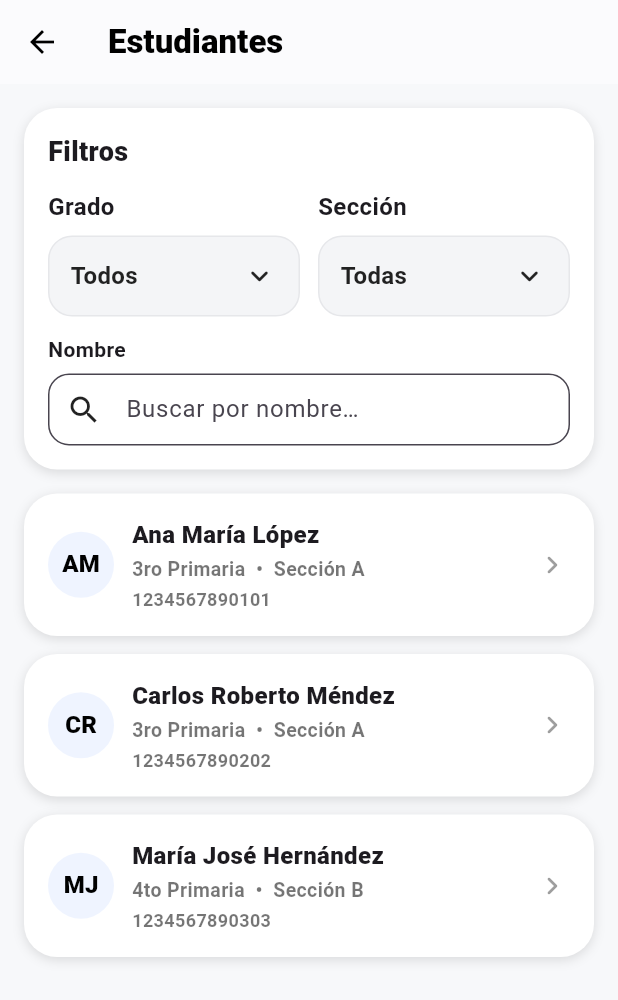
After one commit to ruuig/anunciacion, a Flutter app: the StudentsPage screen opened directly, on a phone screen of 412 x 824 dp. The commit adds this screen. Shown: the top 1000 px of the screen. Run offline on Flutter 3.47's test engine with Material 3 defaults, Android fonts, the phone set to English and light mode, and no system bars; our stand-ins replace equatable, flutter_riverpod, google_fonts; missing offline and left inert: mobile_scanner, postgres; network calls fail.

Commit message:
panel estudiantes

```diff
--- /dev/null
+++ b/lib/src/presentation/screens/StudentsPage.dart
@@ -0,0 +1,559 @@
+import 'package:flutter/material.dart';
+import '../widgets/app_card.dart';
+import '../widgets/select_field.dart';
+import '../widgets/input_field.dart';
+import '../widgets/empty_state.dart';
+import '../widgets/black_button.dart';
+
+class StudentsPage extends StatefulWidget {
+  const StudentsPage({super.key});
+
+  @override
+  State<StudentsPage> createState() => _StudentsPageState();
+}
+
+class _StudentsPageState extends State<StudentsPage> {
+  // Catálogos (conéctalo a tu backend)
+  final grades = const [
+    '1ro Primaria',
+    '2do Primaria',
+    '3ro Primaria',
+    '4to Primaria',
+    '5to Primaria',
+    '6to Primaria'
+  ];
+  final sections = const ['A', 'B', 'C'];
+
+  // Filtros
+  String? selectedGrade;
+  String? selectedSection;
+  String? searchName; // input de texto
+
+  // Mock de estudiantes (conecta a tu repo)
+  final List<Student> _all = [
+    Student(
+      id: 1,
+      cui: '1234567890101',
+      nombre: 'Ana María López',
+      fechaNacimiento: DateTime(2015, 3, 10),
+      genero: 'Femenino',
+      direccion: 'Col. San Miguel #34',
+      telefono: '5551-2233',
+      email: 'ana.lopez@mail.com',
+      grado: '3ro Primaria',
+      seccion: 'A',
+      fechaInscripcion: DateTime(2024, 1, 5),
+      estado: 'activo',
+      madreNombre: 'María López',
+      madreTelefono: '5556-7788',
+      padreNombre: 'Carlos López',
+      padreTelefono: '5559-9911',
+      encargadoNombre: 'Tía: Sofía García',
+      encargadoTelefono: '5550-1122',
+    ),
+    Student(
+      id: 2,
+      cui: '1234567890202',
+      nombre: 'Carlos Roberto Méndez',
+      fechaNacimiento: DateTime(2014, 11, 22),
+      genero: 'Masculino',
+      direccion: 'Res. Primavera Casa 12',
+      telefono: '5552-3344',
+      email: 'carlos.mendez@mail.com',
+      grado: '3ro Primaria',
+      seccion: 'A',
+      fechaInscripcion: DateTime(2024, 1, 5),
+      estado: 'activo',
+      madreNombre: 'Elena Méndez',
+      madreTelefono: '5557-8899',
+      padreNombre: 'Roberto Méndez',
+      padreTelefono: '5553-7788',
+      encargadoNombre: 'Abuela: Carmen Ruiz',
+      encargadoTelefono: '5558-6677',
+    ),
+    Student(
+      id: 3,
+      cui: '1234567890303',
+      nombre: 'María José Hernández',
+      fechaNacimiento: DateTime(2015, 6, 3),
+      genero: 'Femenino',
+      direccion: 'Barrio Centro 5-44',
+      telefono: '5554-5566',
+      email: 'maria.hdz@mail.com',
+      grado: '4to Primaria',
+      seccion: 'B',
+      fechaInscripcion: DateTime(2024, 1, 7),
+      estado: 'activo',
+      madreNombre: 'Sandra Hernández',
+      madreTelefono: '5556-0099',
+      padreNombre: '—',
+      padreTelefono: '—',
+      encargadoNombre: 'Hermana: Luisa Hernández',
+      encargadoTelefono: '5552-7788',
+    ),
+  ];
+
+  @override
+  Widget build(BuildContext context) {
+    // Filtrado
+    final filtered = _all.where((s) {
+      final okGrade = selectedGrade == null || s.grado == selectedGrade;
+      final okSection = selectedSection == null || s.seccion == selectedSection;
+      final q = (searchName ?? '').trim().toLowerCase();
+      final okName = q.isEmpty || s.nombre.toLowerCase().contains(q);
+      return okGrade && okSection && okName;
+    }).toList();
+
+    return Scaffold(
+      backgroundColor: const Color(0xFFF7F8FA),
+      appBar: AppBar(
+        backgroundColor: Colors.white,
+        elevation: .5,
+        title: const Text(
+          'Estudiantes',
+          style: TextStyle(
+              fontSize: 22, fontWeight: FontWeight.w900, color: Colors.black),
+        ),
+        iconTheme: const IconThemeData(color: Colors.black),
+      ),
+      body: SafeArea(
+        child: ListView(
+          padding: const EdgeInsets.all(16),
+          children: [
+            // Filtros
+            AppCard(
+              child: Column(
+                crossAxisAlignment: CrossAxisAlignment.start,
+                children: [
+                  const Text('Filtros',
+                      style:
+                          TextStyle(fontSize: 18, fontWeight: FontWeight.w800)),
+                  const SizedBox(height: 12),
+                  Row(
+                    children: [
+                      Expanded(
+                        child: SelectField<String>(
+                          label: 'Grado',
+                          placeholder: 'Todos los grados',
+                          value: selectedGrade ?? '',
+                          items: [''] + grades,
+                          itemLabel: (v) => v.isEmpty ? 'Todos' : v,
+                          onSelected: (v) => setState(
+                              () => selectedGrade = v.isEmpty ? null : v),
+                        ),
+                      ),
+                      const SizedBox(width: 12),
+                      Expanded(
+                        child: SelectField<String>(
+                          label: 'Sección',
+                          placeholder: selectedGrade == null
+                              ? 'Selecciona un grado'
+                              : 'Todas las secciones',
+                          value: selectedSection ?? '',
+                          items: selectedGrade == null ? [''] : [''] + sections,
+                          itemLabel: (v) => v.isEmpty ? 'Todas' : v,
+                          onSelected: (v) => setState(
+                              () => selectedSection = v.isEmpty ? null : v),
+                        ),
+                      ),
+                    ],
+                  ),
+                  const SizedBox(height: 12),
+                  InputField(
+                    label: 'Nombre',
+                    hintText: 'Buscar por nombre…',
+                    icon: Icons.search,
+                    onChanged: (v) => setState(() => searchName = v),
+                  ),
+                ],
+              ),
+            ),
+
+            const SizedBox(height: 16),
+
+            // Lista
+            if (filtered.isEmpty)
+              const EmptyState(
+                title: 'Sin resultados',
+                description: 'Ajusta los filtros o intenta con otro nombre.',
+                icon: Icon(Icons.person_search_rounded,
+                    size: 48, color: Colors.black45),
+              )
+            else
+              ListView.separated(
+                shrinkWrap: true,
+                physics: const NeverScrollableScrollPhysics(),
+                itemCount: filtered.length,
+                separatorBuilder: (_, __) => const SizedBox(height: 12),
+                itemBuilder: (_, i) {
+                  final s = filtered[i];
+                  return GestureDetector(
+                    onDoubleTap: () => _openStudentDetail(s),
+                    child: AppCard(
+                      child: Row(
+                        children: [
+                          CircleAvatar(
+                            radius: 22,
+                            backgroundColor: const Color(0xFFEFF4FF),
+                            child: Text(
+                              _initials(s.nombre),
+                              style: const TextStyle(
+                                  fontWeight: FontWeight.w900,
+                                  color: Colors.black),
+                            ),
+                          ),
+                          const SizedBox(width: 12),
+                          Expanded(
+                            child: Column(
+                              crossAxisAlignment: CrossAxisAlignment.start,
+                              children: [
+                                // Nombre grande (evita overflow)
+                                Text(
+                                  s.nombre,
+                                  maxLines: 1,
+                                  overflow: TextOverflow.ellipsis,
+                                  style: const TextStyle(
+                                      fontSize: 16,
+                                      fontWeight: FontWeight.w800),
+                                ),
+                                const SizedBox(height: 2),
+                                Text(
+                                  '${s.grado}  •  Sección ${s.seccion}',
+                                  style: const TextStyle(
+                                      fontSize: 13,
+                                      color: Colors.black54,
+                                      fontWeight: FontWeight.w600),
+                                ),
+                                const SizedBox(height: 2),
+                                // CUI o teléfono breve
+                                Text(
+                                  s.cui,
+                                  maxLines: 1,
+                                  overflow: TextOverflow.ellipsis,
+                                  style: const TextStyle(
+                                      fontSize: 12,
+                                      color: Colors.black54,
+                                      fontWeight: FontWeight.w600),
+                                ),
+                              ],
+                            ),
+                          ),
+                          const SizedBox(width: 10),
+                          const Icon(Icons.chevron_right_rounded,
+                              color: Colors.black38),
+                        ],
+                      ),
+                    ),
+                  );
+                },
+              ),
+          ],
+        ),
+      ),
+    );
+  }
+
+  Future<void> _openStudentDetail(Student s) async {
+    await showModalBottomSheet<void>(
+      context: context,
+      isScrollControlled: true,
+      backgroundColor: Colors.white,
+      shape: const RoundedRectangleBorder(
+        borderRadius: BorderRadius.vertical(top: Radius.circular(18)),
+      ),
+      builder: (_) => FractionallySizedBox(
+        heightFactor: 0.9,
+        child: _StudentDetailSheet(student: s),
+      ),
+    );
+  }
+}
+
+/// Modelo simple (ajústalo a tu entidad real)
+class Student {
+  final int id;
+  final String cui;
+  final String nombre;
+  final DateTime fechaNacimiento;
+  final String genero;
+  final String direccion;
+  final String telefono;
+  final String email;
+  final String grado;
+  final String seccion;
+  final DateTime fechaInscripcion;
+  final String estado;
+
+  // Contactos importantes (papás/encargado)
+  final String madreNombre;
+  final String madreTelefono;
+  final String padreNombre;
+  final String padreTelefono;
+  final String encargadoNombre;
+  final String encargadoTelefono;
+
+  Student({
+    required this.id,
+    required this.cui,
+    required this.nombre,
+    required this.fechaNacimiento,
+    required this.genero,
+    required this.direccion,
+    required this.telefono,
+    required this.email,
+    required this.grado,
+    required this.seccion,
+    required this.fechaInscripcion,
+    required this.estado,
+    required this.madreNombre,
+    required this.madreTelefono,
+    required this.padreNombre,
+    required this.padreTelefono,
+    required this.encargadoNombre,
+    required this.encargadoTelefono,
+  });
+}
+
+// ------------- MODAL DETALLE -------------
+class _StudentDetailSheet extends StatelessWidget {
+  final Student student;
+  const _StudentDetailSheet({required this.student});
+
+  @override
+  Widget build(BuildContext context) {
+    final edad = _edad(student.fechaNacimiento);
+
+    return SafeArea(
+      child: ListView(
+        padding: const EdgeInsets.fromLTRB(16, 12, 16, 24),
+        children: [
+          Center(
+            child: Container(
+                width: 40,
+                height: 4,
+                decoration: BoxDecoration(
+                    color: Colors.black12,
+                    borderRadius: BorderRadius.circular(2))),
+          ),
+          const SizedBox(height: 10),
+          Row(
+            children: [
+              CircleAvatar(
+                radius: 28,
+                backgroundColor: const Color(0xFFEFF4FF),
+                child: Text(_initials(student.nombre),
+                    style: const TextStyle(
+                        fontWeight: FontWeight.w900, color: Colors.black)),
+              ),
+              const SizedBox(width: 12),
+              Expanded(
+                child: Text(
+                  student.nombre,
+                  maxLines: 2,
+                  overflow: TextOverflow.ellipsis,
+                  style: const TextStyle(
+                      fontSize: 18, fontWeight: FontWeight.w900),
+                ),
+              ),
+            ],
+          ),
+          const SizedBox(height: 16),
+
+          // Datos académicos y básicos
+          AppCard(
+            child: Column(
+              crossAxisAlignment: CrossAxisAlignment.start,
+              children: [
+                const Text('Información General',
+                    style:
+                        TextStyle(fontSize: 16, fontWeight: FontWeight.w800)),
+                const SizedBox(height: 10),
+                _InfoRow(label: 'CUI', value: student.cui),
+                _InfoRow(
+                    label: 'Grado / Sección',
+                    value: '${student.grado}  •  ${student.seccion}'),
+                _InfoRow(
+                    label: 'Edad / Género',
+                    value: '$edad años  •  ${student.genero}'),
+                _InfoRow(label: 'Estado', value: student.estado),
+              ],
+            ),
+          ),
+          const SizedBox(height: 12),
+
+          AppCard(
+            child: Column(
+              crossAxisAlignment: CrossAxisAlignment.start,
+              children: [
+                const Text('Contacto y Dirección',
+                    style:
+                        TextStyle(fontSize: 16, fontWeight: FontWeight.w800)),
+                const SizedBox(height: 10),
+                _InfoRow(label: 'Dirección', value: student.direccion),
+                _InfoRow(label: 'Teléfono', value: student.telefono),
+                _InfoRow(label: 'Email', value: student.email),
+              ],
+            ),
+          ),
+          const SizedBox(height: 12),
+
+          // 👨‍👩‍👧 Contactos de padres/encargado (lo más importante para llamar)
+          AppCard(
+            child: Column(
+              crossAxisAlignment: CrossAxisAlignment.start,
+              children: [
+                const Text('Contactos Familiares',
+                    style:
+                        TextStyle(fontSize: 16, fontWeight: FontWeight.w800)),
+                const SizedBox(height: 10),
+                _ContactLine(
+                    title: 'Madre',
+                    name: student.madreNombre,
+                    phone: student.madreTelefono),
+                const Divider(height: 18),
+                _ContactLine(
+                    title: 'Padre',
+                    name: student.padreNombre,
+                    phone: student.padreTelefono),
+                const Divider(height: 18),
+                _ContactLine(
+                    title: 'Encargado',
+                    name: student.encargadoNombre,
+                    phone: student.encargadoTelefono),
+              ],
+            ),
+          ),
+
+          const SizedBox(height: 16),
+
+          // Acción principal (si quisieras navegar a edición o ver historial)
+          BlackButton(
+            label: 'Cerrar',
+            onPressed: () => Navigator.pop(context),
+          ),
+        ],
+      ),
+    );
+  }
+}
+
+// ---------- helpers visuales ----------
+class _InfoRow extends StatelessWidget {
+  final String label;
+  final String value;
+  const _InfoRow({required this.label, required this.value});
+
+  @override
+  Widget build(BuildContext context) {
+    return Padding(
+      padding: const EdgeInsets.only(bottom: 8),
+      child: Row(
+        crossAxisAlignment: CrossAxisAlignment.start,
+        children: [
+          SizedBox(
+            width: 140,
+            child: Text(label,
+                style: const TextStyle(
+                    fontSize: 13,
+                    color: Colors.black54,
+                    fontWeight: FontWeight.w700)),
+          ),
+          const SizedBox(width: 8),
+          Expanded(
+            child: Text(
+              value,
+              style: const TextStyle(fontSize: 14, fontWeight: FontWeight.w700),
+              softWrap: true,
+            ),
+          ),
+        ],
+      ),
+    );
+  }
+}
+
+class _ContactLine extends StatelessWidget {
+  final String title;
+  final String name;
+  final String phone;
+  const _ContactLine(
+      {required this.title, required this.name, required this.phone});
+
+  @override
+  Widget build(BuildContext context) {
+    return Row(
+      children: [
+        Expanded(
+          child: Column(
+            crossAxisAlignment: CrossAxisAlignment.start,
+            children: [
+              Text('$title',
+                  style: const TextStyle(
+                      fontSize: 12,
+                      color: Colors.black54,
+                      fontWeight: FontWeight.w700)),
+              const SizedBox(height: 2),
+              Text(name,
+                  style: const TextStyle(
+                      fontSize: 14, fontWeight: FontWeight.w800)),
+              const SizedBox(height: 2),
+              Text(phone,
+                  style: const TextStyle(
+                      fontSize: 13,
+                      fontWeight: FontWeight.w700,
+                      color: Colors.black87)),
+            ],
+          ),
+        ),
+        // Botones de acción (llamar / WhatsApp)
+        Row(
+          children: [
+            _CircleIconButton(
+                icon: Icons.call_rounded,
+                onTap: () {/* TODO: launchUrl tel:phone */}),
+            const SizedBox(width: 8),
+            _CircleIconButton(
+                icon: Icons.message_rounded,
+                onTap: () {/* TODO: launchUrl wa.me/ */}),
+          ],
+        ),
+      ],
+    );
+  }
+}
+
+class _CircleIconButton extends StatelessWidget {
+  final IconData icon;
+  final VoidCallback? onTap;
+  const _CircleIconButton({required this.icon, this.onTap});
+
+  @override
+  Widget build(BuildContext context) {
+    return InkResponse(
+      onTap: onTap,
+      radius: 24,
+      child: Container(
+        width: 40,
+        height: 40,
+        decoration: BoxDecoration(
+            color: Colors.black, borderRadius: BorderRadius.circular(12)),
+        child: Icon(icon, color: Colors.white),
+      ),
+    );
+  }
+}
+
+// ---------- util ----------
+String _initials(String name) {
+  final parts = name.trim().split(RegExp(r'\s+'));
+  final take = parts.length >= 2 ? parts.take(2) : parts.take(1);
+  return take.map((p) => p.isNotEmpty ? p[0] : '').join().toUpperCase();
+}
+
+int _edad(DateTime birth) {
+  final now = DateTime.now();
+  var years = now.year - birth.year;
+  final m = now.month - birth.month;
+  if (m < 0 || (m == 0 && now.day < birth.day)) years--;
+  return years;
+}
--- /dev/null
+++ b/lib/src/presentation/widgets/input_field.dart
@@ -0,0 +1,52 @@
+import 'package:flutter/material.dart';
+
+class InputField extends StatelessWidget {
+  final String label;
+  final String hintText;
+  final IconData? icon;
+  final ValueChanged<String>? onChanged;
+
+  const InputField({
+    super.key,
+    required this.label,
+    required this.hintText,
+    this.icon,
+    this.onChanged,
+  });
+
+  @override
+  Widget build(BuildContext context) {
+    return Column(
+      crossAxisAlignment: CrossAxisAlignment.start,
+      children: [
+        Text(
+          label,
+          style: const TextStyle(
+            fontWeight: FontWeight.bold,
+            fontSize: 14,
+          ),
+        ),
+        const SizedBox(height: 6),
+        TextField(
+          onChanged: onChanged,
+          decoration: InputDecoration(
+            hintText: hintText,
+            prefixIcon: icon != null ? Icon(icon, color: Colors.black87) : null,
+            filled: true,
+            fillColor: Colors.white,
+            contentPadding:
+                const EdgeInsets.symmetric(horizontal: 14, vertical: 12),
+            border: OutlineInputBorder(
+              borderRadius: BorderRadius.circular(14),
+              borderSide: const BorderSide(color: Colors.black12),
+            ),
+            focusedBorder: OutlineInputBorder(
+              borderRadius: BorderRadius.circular(14),
+              borderSide: const BorderSide(color: Colors.black),
+            ),
+          ),
+        ),
+      ],
+    );
+  }
+}
```
Also changed, not shown: lib/src/presentation/screens/homescreen.dart (+9 -1 lines), lib/src/presentation/screens/qr_screen.dart (+36 -11 lines).
